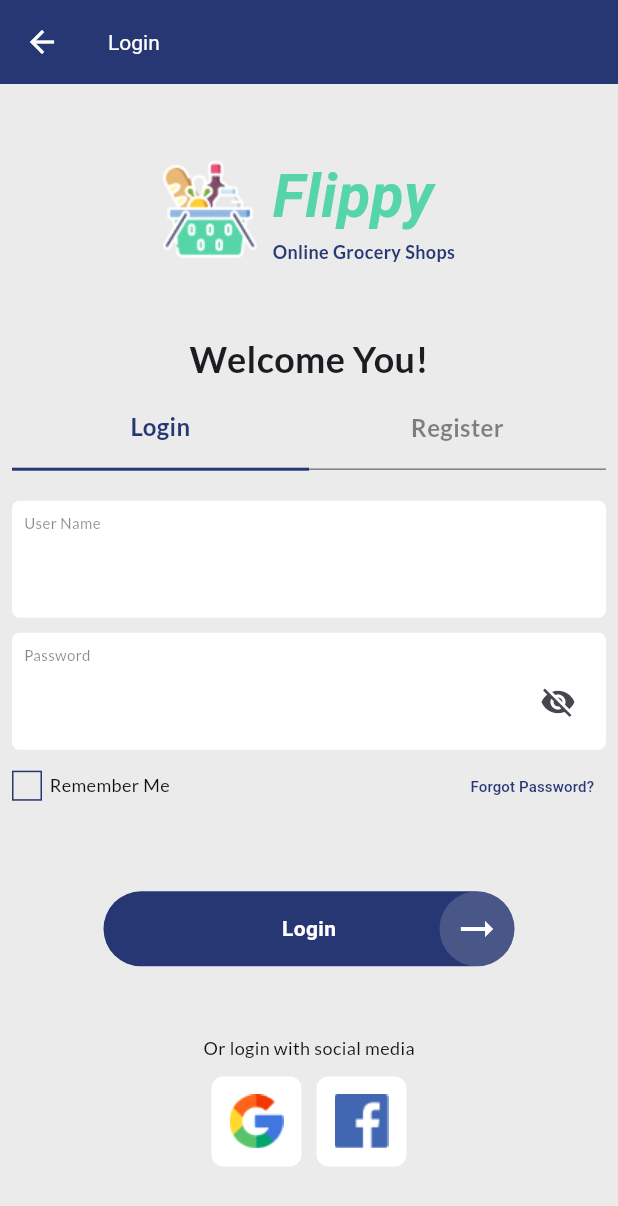
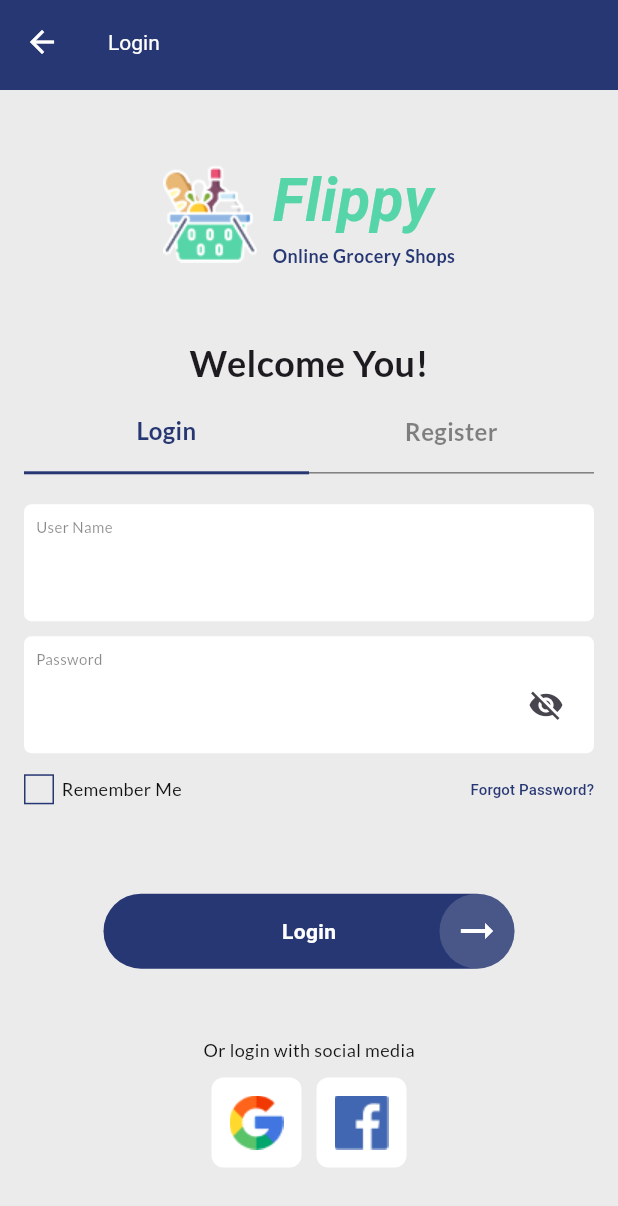
Before and after one commit to CodeVee/flippy_flutter, a Flutter app: the LoginRegisterPage screen opened by its route, after a tap on "Login", on a phone screen of 412 x 824 dp. Shown: the top 1206 px of the screen. Run offline on Flutter 3.47's test engine with Material 3 defaults, Android fonts, the phone set to English and light mode, and no system bars; our stand-ins replace google_fonts; Roboto replaces fonts that are missing (Lemon).

Commit message:
fixed appbar

```diff
--- a/analysis_options.yaml
+++ b/analysis_options.yaml
@@ -1 +1,5 @@
 include: package:flutter_lints/flutter.yaml
+
+linter:
+  rules:
+    - use_super_parameters
--- a/lib/components/main_app_bar.dart
+++ b/lib/components/main_app_bar.dart
@@ -1,10 +1,13 @@
 import 'package:flutter/material.dart';
 
-class MainAppBar extends StatelessWidget {
+class MainAppBar extends StatelessWidget implements PreferredSizeWidget {
   final String title;
   final List<Widget>? actions;
 
-  const MainAppBar({super.key, required this.title, this.actions});
+  @override
+  Size get preferredSize => const Size.fromHeight(60.0);
+
+  const MainAppBar({required this.title, this.actions, super.key});
 
   @override
   Widget build(BuildContext context) {
--- a/lib/pages/login_page.dart
+++ b/lib/pages/login_page.dart
@@ -30,10 +30,10 @@
     return Scaffold(
       backgroundColor: AppColors.mainGrey,
       resizeToAvoidBottomInset: false,
+      appBar: const MainAppBar(title: _page),
       body: Center(
         child: Column(
           children: [
-            const MainAppBar(title: _page),
             const Spacer(),
             const AppHeader(),
             const Spacer(),
@@ -43,7 +43,7 @@
                   .withLato(),
             ),
             Padding(
-              padding: const EdgeInsets.symmetric(horizontal: 8),
+              padding: const EdgeInsets.symmetric(horizontal: 16),
               child: Column(
                 children: [
                   Row(children: [
@@ -115,7 +115,7 @@
                     Container(
                         height: 20,
                         width: 20,
-                        margin: const EdgeInsets.only(left: 8),
+                        margin: const EdgeInsets.only(left: 16),
                         decoration: BoxDecoration(
                             border: Border.all(
                                 color: AppColors.mainBlue, width: 1.0)),
--- a/lib/pages/login_register_page.dart
+++ b/lib/pages/login_register_page.dart
@@ -7,19 +7,18 @@
   @override
   Widget build(BuildContext context) {
     return Scaffold(
+      appBar: MainAppBar(title: "Choose Location", actions: [
+        MaterialButton(
+            onPressed: () {
+              Navigator.pushNamed(context, '/login');
+            },
+            child: const Text("Login", style: TextStyle(color: Colors.white)))
+      ]),
       body: Center(
         child: Container(
           color: const Color(0xFF273773),
           child: Column(
             children: [
-              MainAppBar(title: "Choose Location", actions: [
-                MaterialButton(
-                    onPressed: () {
-                      Navigator.pushNamed(context, '/login');
-                    },
-                    child: const Text("Login",
-                        style: TextStyle(color: Colors.white)))
-              ]),
               const Spacer(),
               const AppHeader(alternate: true),
               const Spacer(),
```
